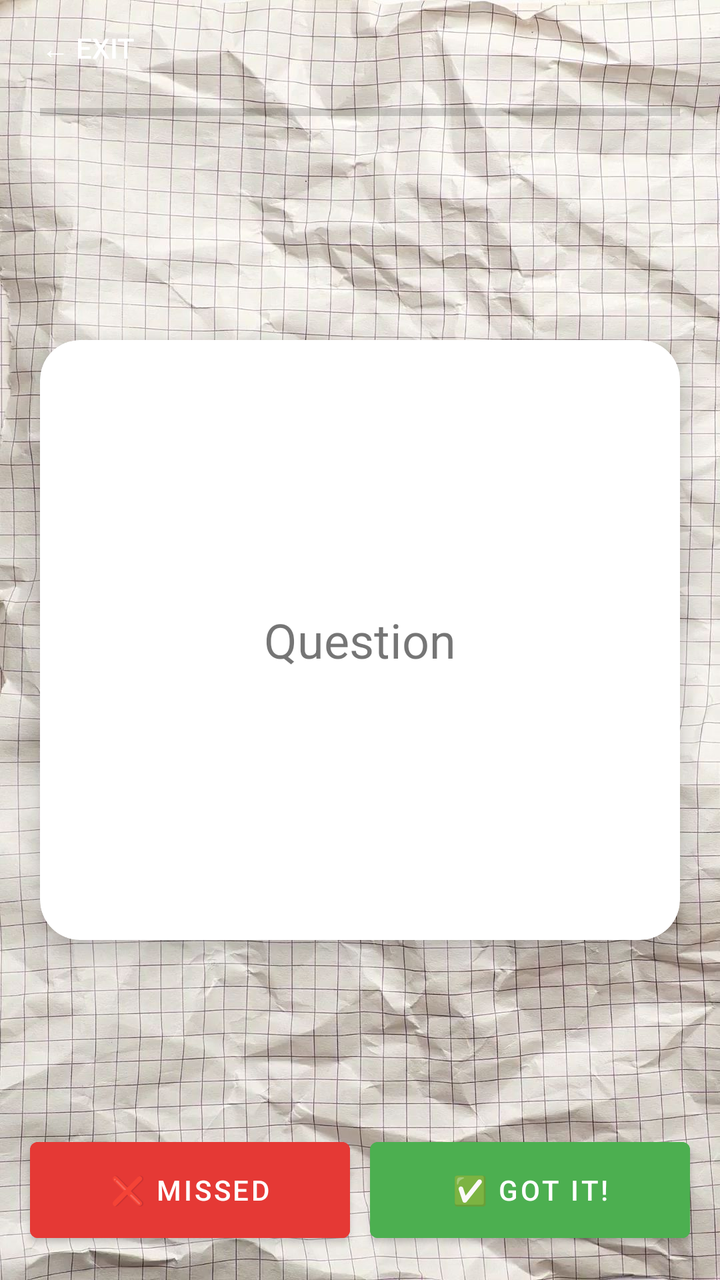
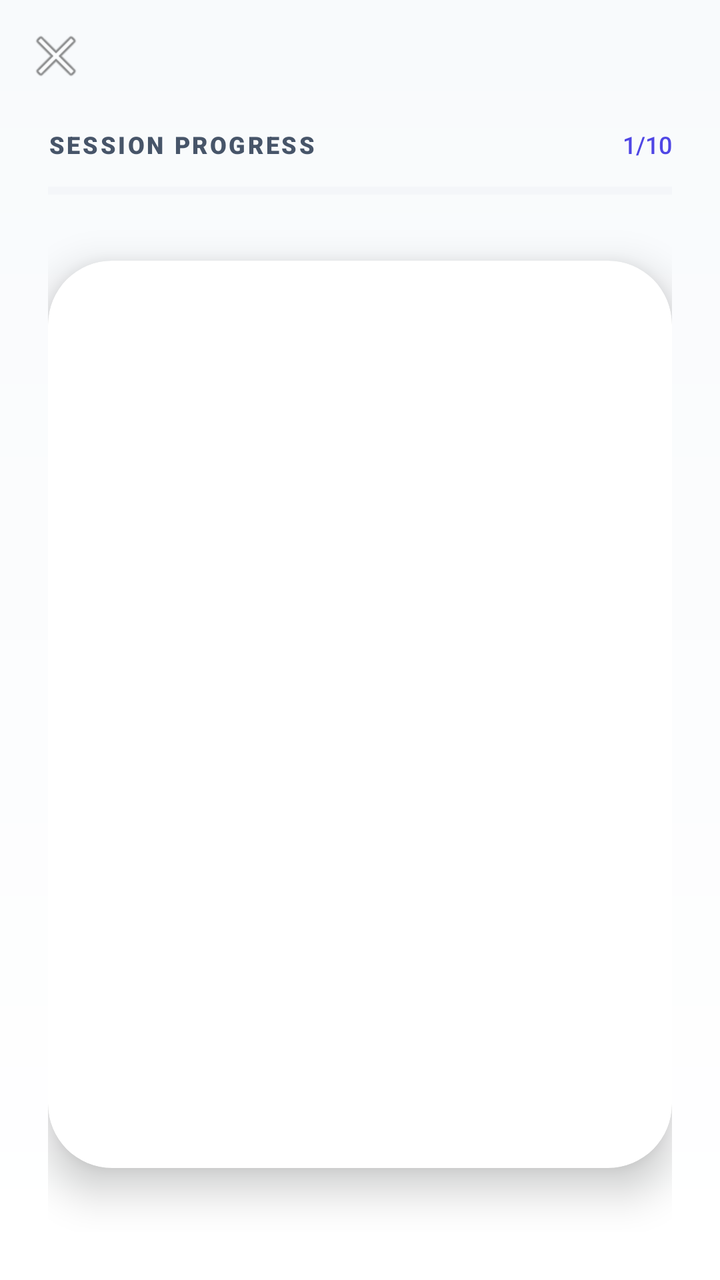

Screens rendered from an Android XML layout before and after an edit, with the pre-edit source and the edit as a unified diff.
<!-- AndroidManifest.xml: application theme Theme.QuizIt -->
<!-- res/layout/activity_study.xml -->
<?xml version="1.0" encoding="utf-8"?>
<RelativeLayout xmlns:android="http://schemas.android.com/apk/res/android"
    xmlns:app="http://schemas.android.com/apk/res-auto"
    android:layout_width="match_parent"
    android:layout_height="match_parent">

    <ImageView
        android:layout_width="match_parent"
        android:layout_height="match_parent"
        android:src="@drawable/bg_study"
        android:scaleType="centerCrop" />

    <Button
        android:id="@+id/btnExit"
        style="@style/Widget.AppCompat.Button.Borderless"
        android:layout_width="wrap_content"
        android:layout_height="wrap_content"
        android:text="← Exit"
        android:textColor="@color/white" />

    <ProgressBar
        android:id="@+id/studyProgress"
        style="?android:attr/progressBarStyleHorizontal"
        android:layout_width="match_parent"
        android:layout_height="wrap_content"
        android:layout_below="@id/btnExit"
        android:layout_marginHorizontal="20dp" />

    <androidx.cardview.widget.CardView
        android:id="@+id/flashcardView"
        android:layout_width="match_parent"
        android:layout_height="300dp"
        android:layout_centerInParent="true"
        android:layout_margin="20dp"
        app:cardCornerRadius="20dp"
        app:cardElevation="8dp">

        <TextView
            android:id="@+id/tvDisplay"
            android:layout_width="match_parent"
            android:layout_height="match_parent"
            android:gravity="center"
            android:padding="20dp"
            android:text="Question"
            android:textSize="24sp" />
    </androidx.cardview.widget.CardView>

    <LinearLayout
        android:layout_width="match_parent"
        android:layout_height="wrap_content"
        android:layout_alignParentBottom="true"
        android:padding="10dp"
        android:weightSum="2">

        <Button
            android:id="@+id/btnWrong"
            android:layout_width="0dp"
            android:layout_height="60dp"
            android:layout_margin="5dp"
            android:layout_weight="1"
            android:backgroundTint="@color/deleteRed"
            android:text="❌ Missed" />

        <Button
            android:id="@+id/btnCorrect"
            android:layout_width="0dp"
            android:layout_height="60dp"
            android:layout_margin="5dp"
            android:layout_weight="1"
            android:backgroundTint="#4CAF50"
            android:text="✅ Got It!" />
    </LinearLayout>
</RelativeLayout>
<!-- resources referenced by this layout -->
<resources>
  <color name="deleteRed">#E53935</color>
  <color name="white">#FFFFFF</color>
  <!-- drawable bg_study: jpg bitmap (drawable, 349268 bytes) -->
  <style name="Theme.QuizIt" parent="Theme.MaterialComponents.DayNight.DarkActionBar">
          <item name="colorPrimary">@color/primaryBlue</item>
          <item name="colorPrimaryVariant">@color/primaryBlue</item>
          <item name="colorOnPrimary">@color/white</item>
          <item name="android:statusBarColor">@color/primaryBlue</item>
      </style>
  <color name="primaryBlue">#1976D2</color>
</resources>

<!-- the commit's change to res/layout/activity_study.xml (unified diff, before → after) -->
@@ -1,73 +1,270 @@
 <?xml version="1.0" encoding="utf-8"?>
-<RelativeLayout xmlns:android="http://schemas.android.com/apk/res/android"
+<androidx.coordinatorlayout.widget.CoordinatorLayout xmlns:android="http://schemas.android.com/apk/res/android"
     xmlns:app="http://schemas.android.com/apk/res-auto"
     android:layout_width="match_parent"
-    android:layout_height="match_parent">
-
-    <ImageView
+    android:layout_height="match_parent"
+    android:background="@drawable/study_background">
+
+    <com.google.android.material.appbar.AppBarLayout
+        android:layout_width="match_parent"
+        android:layout_height="wrap_content"
+        android:background="@android:color/transparent"
+        app:elevation="0dp">
+
+        <com.google.android.material.appbar.MaterialToolbar
+            android:id="@+id/toolbar"
+            android:layout_width="match_parent"
+            android:layout_height="?attr/actionBarSize"
+            app:navigationIcon="@android:drawable/ic_menu_close_clear_cancel"
+            app:titleTextColor="@color/textPrimary"
+            app:titleTextAppearance="@style/TextAppearance.MaterialComponents.Headline6" />
+
+    </com.google.android.material.appbar.AppBarLayout>
+
+    <LinearLayout
+        android:id="@+id/layoutStudyContent"
         android:layout_width="match_parent"
         android:layout_height="match_parent"
-        android:src="@drawable/bg_study"
-        android:scaleType="centerCrop" />
-
-    <Button
-        android:id="@+id/btnExit"
-        style="@style/Widget.AppCompat.Button.Borderless"
-        android:layout_width="wrap_content"
-        android:layout_height="wrap_content"
-        android:text="← Exit"
-        android:textColor="@color/white" />
-
-    <ProgressBar
-        android:id="@+id/studyProgress"
-        style="?android:attr/progressBarStyleHorizontal"
+        android:orientation="vertical"
+        android:paddingHorizontal="24dp"
+        android:paddingBottom="24dp"
+        app:layout_behavior="@string/appbar_scrolling_view_behavior">
+
+        <LinearLayout
+            android:layout_width="match_parent"
+            android:layout_height="wrap_content"
+            android:orientation="horizontal"
+            android:gravity="center_vertical"
+            android:layout_marginTop="8dp"
+            android:layout_marginBottom="12dp">
+            
+            <TextView
+                android:id="@+id/tvProgressLabel"
+                android:layout_width="0dp"
+                android:layout_height="wrap_content"
+                android:layout_weight="1"
+                android:text="Session Progress"
+                android:textAllCaps="true"
+                android:textSize="12sp"
+                android:fontFamily="sans-serif-black"
+                android:textColor="@color/textSecondary"
+                android:letterSpacing="0.1" />
+
+            <TextView
+                android:id="@+id/tvProgressCount"
+                android:layout_width="wrap_content"
+                android:layout_height="wrap_content"
+                android:text="1/10"
+                android:textSize="12sp"
+                android:fontFamily="sans-serif-medium"
+                android:textColor="@color/primaryBlue" />
+        </LinearLayout>
+
+        <ProgressBar
+            android:id="@+id/studyProgress"
+            style="@style/Widget.AppCompat.ProgressBar.Horizontal"
+            android:layout_width="match_parent"
+            android:layout_height="6dp"
+            android:layout_marginBottom="32dp"
+            android:progressTint="@color/primaryBlue"
+            android:progressBackgroundTint="@color/divider" />
+
+        <com.google.android.material.card.MaterialCardView
+            android:id="@+id/cardQuestion"
+            android:layout_width="match_parent"
+            android:layout_height="0dp"
+            android:layout_weight="1"
+            android:layout_marginBottom="32dp"
+            app:cardCornerRadius="32dp"
+            app:cardElevation="12dp"
+            app:strokeWidth="0dp"
+            android:clickable="true"
+            android:focusable="true"
+            app:rippleColor="@color/primaryLight">
+
+            <TextView
+                android:id="@+id/tvDisplay"
+                android:layout_width="match_parent"
+                android:layout_height="match_parent"
+                android:fontFamily="sans-serif-medium"
+                android:gravity="center"
+                android:padding="32dp"
+                android:textColor="@color/textPrimary"
+                android:textSize="24sp"
+                android:lineSpacingExtra="6dp" />
+        </com.google.android.material.card.MaterialCardView>
+
+        
+        <LinearLayout
+            android:id="@+id/layoutMCQ"
+            android:layout_width="match_parent"
+            android:layout_height="wrap_content"
+            android:orientation="vertical"
+            android:visibility="gone">
+
+            <com.google.android.material.button.MaterialButton
+                android:id="@+id/btnOptionA"
+                style="@style/Widget.MaterialComponents.Button.OutlinedButton"
+                android:layout_width="match_parent"
+                android:layout_height="68dp"
+                android:layout_marginBottom="12dp"
+                android:paddingStart="24dp"
+                android:paddingEnd="24dp"
+                android:textAlignment="viewStart"
+                android:textAllCaps="false"
+                android:textColor="@color/textPrimary"
+                android:textSize="16sp"
+                app:cornerRadius="20dp"
+                app:strokeColor="@color/option_unselected_stroke"
+                app:strokeWidth="2dp"
+                app:rippleColor="@color/primaryLight" />
+
+            <com.google.android.material.button.MaterialButton
+                android:id="@+id/btnOptionB"
+                style="@style/Widget.MaterialComponents.Button.OutlinedButton"
+                android:layout_width="match_parent"
+                android:layout_height="68dp"
+                android:layout_marginBottom="12dp"
+                android:paddingStart="24dp"
+                android:paddingEnd="24dp"
+                android:textAlignment="viewStart"
+                android:textAllCaps="false"
+                android:textColor="@color/textPrimary"
+                android:textSize="16sp"
+                app:cornerRadius="20dp"
+                app:strokeColor="@color/option_unselected_stroke"
+                app:strokeWidth="2dp"
+                app:rippleColor="@color/primaryLight" />
+
+            <com.google.android.material.button.MaterialButton
+                android:id="@+id/btnOptionC"
+                style="@style/Widget.MaterialComponents.Button.OutlinedButton"
+                android:layout_width="match_parent"
+                android:layout_height="68dp"
+                android:layout_marginBottom="12dp"
+                android:paddingStart="24dp"
+                android:paddingEnd="24dp"
+                android:textAlignment="viewStart"
+                android:textAllCaps="false"
+                android:textColor="@color/textPrimary"
+                android:textSize="16sp"
+                app:cornerRadius="20dp"
+                app:strokeColor="@color/option_unselected_stroke"
+                app:strokeWidth="2dp"
+                app:rippleColor="@color/primaryLight" />
+
+            <com.google.android.material.button.MaterialButton
+                android:id="@+id/btnOptionD"
+                style="@style/Widget.MaterialComponents.Button.OutlinedButton"
+                android:layout_width="match_parent"
+                android:layout_height="68dp"
+                android:layout_marginBottom="24dp"
+                android:paddingStart="24dp"
+                android:paddingEnd="24dp"
+                android:textAlignment="viewStart"
+                android:textAllCaps="false"
+                android:textColor="@color/textPrimary"
+                android:textSize="16sp"
+                app:cornerRadius="20dp"
+                app:strokeColor="@color/option_unselected_stroke"
+                app:strokeWidth="2dp"
+                app:rippleColor="@color/primaryLight" />
+        </LinearLayout>
+
+        
+        <LinearLayout
+            android:id="@+id/layoutManualReveal"
+            android:layout_width="match_parent"
+            android:layout_height="wrap_content"
+            android:orientation="horizontal"
+            android:visibility="gone"
+            android:weightSum="2">
+
+            <com.google.android.material.button.MaterialButton
+                android:id="@+id/btnWrong"
+                style="@style/Widget.MaterialComponents.Button.OutlinedButton"
+                android:layout_width="0dp"
+                android:layout_height="64dp"
+                android:layout_marginEnd="8dp"
+                android:layout_weight="1"
+                android:text="@string/missed"
+                android:textColor="@color/errorRed"
+                android:textStyle="bold"
+                app:cornerRadius="20dp"
+                app:strokeColor="@color/errorRed"
+                app:strokeWidth="1.5dp" />
+
+            <com.google.android.material.button.MaterialButton
+                android:id="@+id/btnCorrect"
+                android:layout_width="0dp"
+                android:layout_height="64dp"
+                android:layout_marginStart="8dp"
+                android:layout_weight="1"
+                android:text="@string/got_it"
+                android:textStyle="bold"
+                app:backgroundTint="@color/successGreen"
+                app:cornerRadius="20dp"
+                app:elevation="4dp" />
+        </LinearLayout>
+
+        <com.google.android.material.button.MaterialButton
+            android:id="@+id/btnNextCard"
+            android:layout_width="match_parent"
+            android:layout_height="64dp"
+            android:text="@string/next"
+            android:textSize="18sp"
+            android:textStyle="bold"
+            android:visibility="gone"
+            app:backgroundTint="@color/primaryBlue"
+            app:cornerRadius="20dp"
+            app:elevation="6dp" />
+
+    </LinearLayout>
+
+    <LinearLayout
+        android:id="@+id/layoutSummary"
         android:layout_width="match_parent"
-        android:layout_height="wrap_content"
-        android:layout_below="@id/btnExit"
-        android:layout_marginHorizontal="20dp" />
-
-    <androidx.cardview.widget.CardView
-        android:id="@+id/flashcardView"
-        android:layout_width="match_parent"
-        android:layout_height="300dp"
-        android:layout_centerInParent="true"
-        android:layout_margin="20dp"
-        app:cardCornerRadius="20dp"
-        app:cardElevation="8dp">
+        android:layout_height="match_parent"
+        android:gravity="center"
+        android:orientation="vertical"
+        android:padding="32dp"
+        android:visibility="gone">
 
         <TextView
-            android:id="@+id/tvDisplay"
-            android:layout_width="match_parent"
-            android:layout_height="match_parent"
-            android:gravity="center"
-            android:padding="20dp"
-            android:text="Question"
-            android:textSize="24sp" />
-    </androidx.cardview.widget.CardView>
-
-    <LinearLayout
-        android:layout_width="match_parent"
-        android:layout_height="wrap_content"
-        android:layout_alignParentBottom="true"
-        android:padding="10dp"
-        android:weightSum="2">
-
-        <Button
-            android:id="@+id/btnWrong"
-            android:layout_width="0dp"
-            android:layout_height="60dp"
-            android:layout_margin="5dp"
-            android:layout_weight="1"
-            android:backgroundTint="@color/deleteRed"
-            android:text="❌ Missed" />
-
-        <Button
-            android:id="@+id/btnCorrect"
-            android:layout_width="0dp"
-            android:layout_height="60dp"
-            android:layout_margin="5dp"
-            android:layout_weight="1"
-            android:backgroundTint="#4CAF50"
-            android:text="✅ Got It!" />
+            android:layout_width="wrap_content"
+            android:layout_height="wrap_content"
+            android:text="✨"
+            android:textSize="80sp" />
+
+        <TextView
+            android:layout_width="wrap_content"
+            android:layout_height="wrap_content"
+            android:layout_marginTop="24dp"
+            android:fontFamily="sans-serif-black"
+            android:text="@string/session_complete"
+            android:textColor="@color/textPrimary"
+            android:textSize="32sp" />
+
+        <TextView
+            android:id="@+id/tvFinalScore"
+            android:layout_width="wrap_content"
+            android:layout_height="wrap_content"
+            android:layout_marginTop="12dp"
+            android:fontFamily="sans-serif-medium"
+            android:textColor="@color/primaryBlue"
+            android:textSize="22sp" />
+
+        <com.google.android.material.button.MaterialButton
+            android:id="@+id/btnFinishStudy"
+            android:layout_width="match_parent"
+            android:layout_height="68dp"
+            android:layout_marginTop="64dp"
+            android:text="@string/back_to_home"
+            android:textSize="18sp"
+            android:textStyle="bold"
+            app:backgroundTint="@color/gradStart"
+            app:cornerRadius="24dp"
+            app:elevation="8dp" />
     </LinearLayout>
-</RelativeLayout>
+
+</androidx.coordinatorlayout.widget.CoordinatorLayout>
<!-- resource entries referenced after the edit -->
@@ -1,14 +1,43 @@
 <!-- resources referenced by this layout -->
 <resources>
-  <color name="deleteRed">#E53935</color>
+  <color name="divider">#E2E8F0</color>
+  <color name="errorRed">#EF4444</color>
+  <color name="gradStart">#4F46E5</color>
+  <color name="option_unselected_stroke">#E2E8F0</color>
   <color name="white">#FFFFFF</color>
-  <!-- drawable bg_study: jpg bitmap (drawable, 349268 bytes) -->
-  <style name="Theme.QuizIt" parent="Theme.MaterialComponents.DayNight.DarkActionBar">
+  <color name="accentIndigo">#6366F1</color>
+  <style name="Theme.QuizIt" parent="Theme.MaterialComponents.DayNight.NoActionBar">
+          
           <item name="colorPrimary">@color/primaryBlue</item>
-          <item name="colorPrimaryVariant">@color/primaryBlue</item>
+          <item name="colorPrimaryVariant">@color/primaryDark</item>
           <item name="colorOnPrimary">@color/white</item>
+          
           <item name="android:statusBarColor">@color/primaryBlue</item>
+          
+          <item name="colorSecondary">@color/accentIndigo</item>
+          <item name="colorSecondaryVariant">@color/accentIndigo</item>
+          <item name="colorOnSecondary">@color/white</item>
       </style>
-  <color name="primaryBlue">#1976D2</color>
+  <color name="surfaceLight">#F8FAFC</color>
+  <color name="primaryDark">#312E81</color>
+  <color name="primaryBlue">#4F46E5</color>
+  <color name="primaryLight">#EEF2FF</color>
+  <color name="successGreen">#10B981</color>
+  <color name="textPrimary">#0F172A</color>
+  <color name="textSecondary">#475569</color>
+  <!-- drawable study_background (drawable) -->
+  <?xml version="1.0" encoding="utf-8"?>
+  <shape xmlns:android="http://schemas.android.com/apk/res/android"
+      android:shape="rectangle">
+      <gradient
+          android:startColor="@color/surfaceLight"
+          android:endColor="#FFFFFF"
+          android:angle="270" />
+  </shape>
+  <string name="back_to_home">Back to Home</string>
+  <string name="got_it">Got It</string>
+  <string name="missed">Missed</string>
+  <string name="next">Next</string>
+  <string name="session_complete">Session Complete!</string>
 </resources>
 
